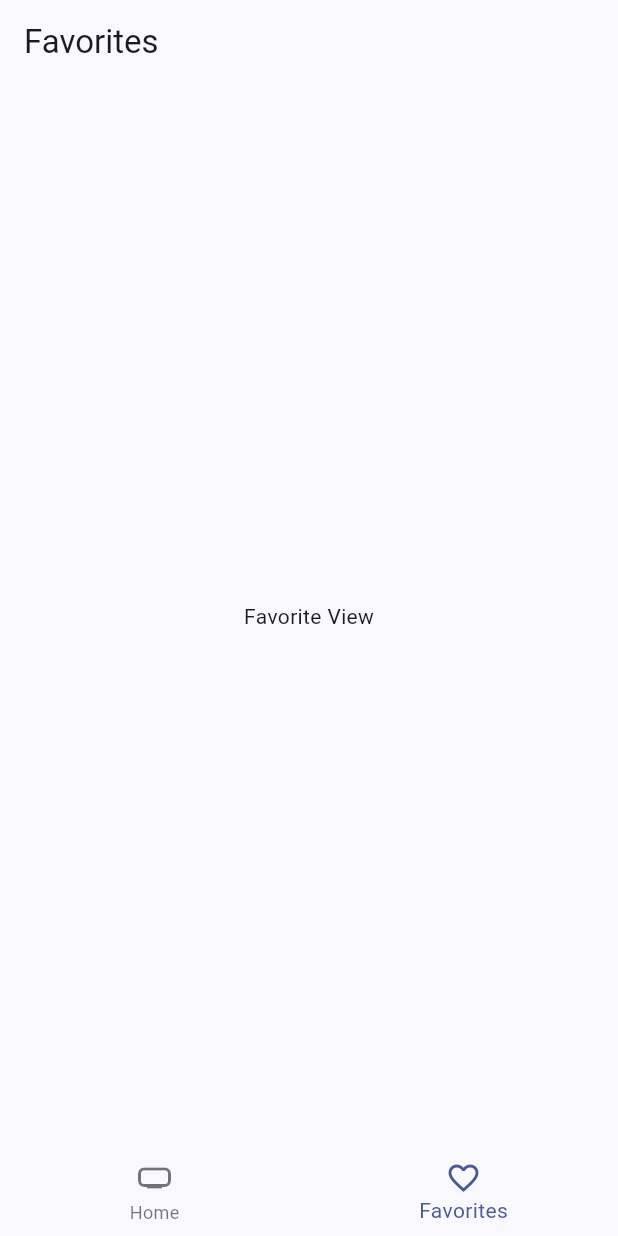
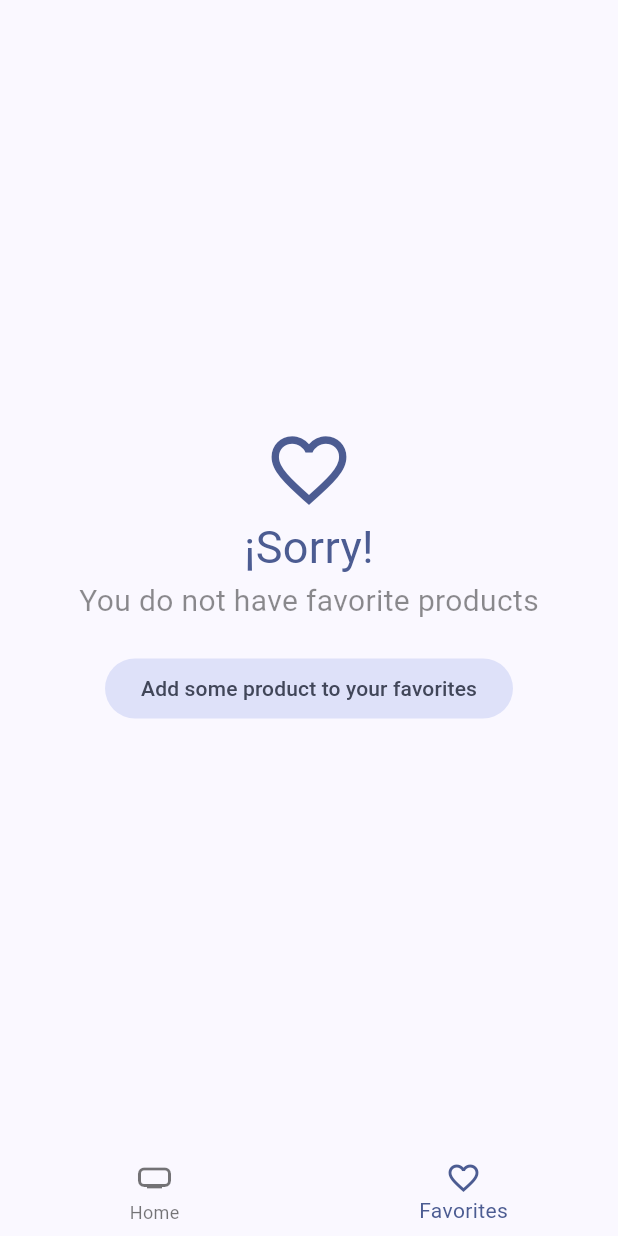
Before and after one commit to daniesquivelc97/Coffee_app, a Flutter app: the screen it shows after launch, item 2 of the bottom bar chosen, on a phone screen of 412 x 824 dp. Run offline on Flutter 3.47's test engine with Material 3 defaults, Android fonts, the phone set to English and light mode, and no system bars; our stand-ins replace animate_do, card_swiper, dio, flutter_riverpod, fluttertoast, go_router and 1 more; accounts and stored records are empty; generated files the repository leaves out were written again; network calls fail.

Commit message:
Show favorite proudcts

```diff
--- a/lib/presentation/providers/providers.dart
+++ b/lib/presentation/providers/providers.dart
@@ -1,4 +1,5 @@
 export 'coffee/coffee_provider.dart';
 export 'coffee/coffee_repository_provider.dart';
 export 'images_url.dart';
+export 'storage/favorite_coffees_provider.dart';
 export 'storage/local_storage_provider.dart';
--- a/lib/presentation/views/favorites_view.dart
+++ b/lib/presentation/views/favorites_view.dart
@@ -1,16 +1,77 @@
+import 'package:coffee_app/presentation/providers/providers.dart';
+import 'package:coffee_app/presentation/widgets/widgets.dart';
 import 'package:flutter/material.dart';
+import 'package:flutter_riverpod/flutter_riverpod.dart';
+import 'package:go_router/go_router.dart';
 
-class FavoritesView extends StatelessWidget {
+class FavoritesView extends ConsumerStatefulWidget {
   const FavoritesView({super.key});
 
   @override
+  FavoritesViewState createState() => FavoritesViewState();
+}
+
+class FavoritesViewState extends ConsumerState<FavoritesView> {
+  bool isLastPage = false;
+  bool isLoading = false;
+
+  @override
+  void initState() {
+    super.initState();
+    ref.read(favoriteCoffeesProvider.notifier).loadNextPage();
+  }
+
+  void loadNextPage() async {
+    if (isLoading || isLastPage) return;
+    isLoading = true;
+    final movies =
+        await ref.read(favoriteCoffeesProvider.notifier).loadNextPage();
+    isLoading = false;
+
+    if (movies.isEmpty) {
+      isLastPage = true;
+    }
+  }
+
+  @override
   Widget build(BuildContext context) {
+    final favoriteCoffees = ref.watch(favoriteCoffeesProvider).values.toList();
+    if (favoriteCoffees.isEmpty) {
+      final colors = Theme.of(context).colorScheme;
+      return Center(
+        child: Column(
+          mainAxisAlignment: MainAxisAlignment.center,
+          crossAxisAlignment: CrossAxisAlignment.center,
+          children: [
+            Icon(
+              Icons.favorite_outline_sharp,
+              size: 60,
+              color: colors.primary,
+            ),
+            Text(
+              '¡Sorry!',
+              style: TextStyle(fontSize: 30, color: colors.primary),
+            ),
+            const Text(
+              'You do not have favorite products',
+              style: TextStyle(
+                fontSize: 20,
+                color: Colors.black45,
+              ),
+            ),
+            const SizedBox(height: 20),
+            FilledButton.tonal(
+              onPressed: () => context.go('/home/0'),
+              child: const Text('Add some product to your favorites'),
+            ),
+          ],
+        ),
+      );
+    }
     return Scaffold(
-      appBar: AppBar(
-        title: const Text('Favorites'),
-      ),
-      body: const Center(
-        child: Text('Favorite View'),
+      body: CoffeeMasonry(
+        loadNextPage: loadNextPage,
+        coffees: favoriteCoffees,
       ),
     );
   }
--- a/lib/presentation/widgets/widgets.dart
+++ b/lib/presentation/widgets/widgets.dart
@@ -1,4 +1,5 @@
 export 'coffees/coffee_card.dart';
+export 'coffees/coffee_masonry.dart';
 export 'coffees/coffees_slideshow.dart';
 export 'shared/custom_app_bar.dart';
 export 'shared/custom_bottom_navigation.dart';
--- a/pubspec.yaml
+++ b/pubspec.yaml
@@ -35,6 +35,8 @@ dependencies:
   flutter:
     sdk: flutter
   flutter_riverpod: ^2.5.1
+  flutter_staggered_grid_view: ^0.7.0
+  fluttertoast: ^8.2.4
   go_router: ^13.2.2
   intl: ^0.19.0
   isar: ^3.1.0+1
```
Also changed, not shown: lib/presentation/providers/storage/favorite_coffees_provider.dart (added, +43 -0 lines), lib/presentation/widgets/coffees/coffee_card.dart (+17 -4 lines), lib/presentation/widgets/coffees/coffee_masonry.dart (added, +65 -0 lines), pubspec.lock, 1 other file.
